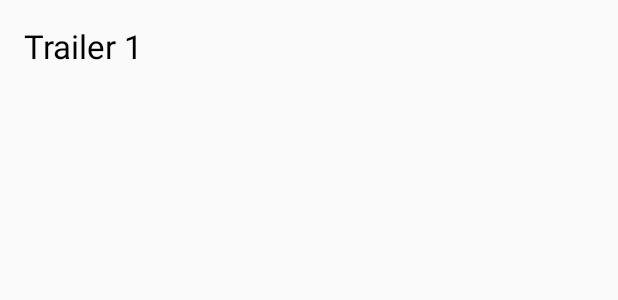
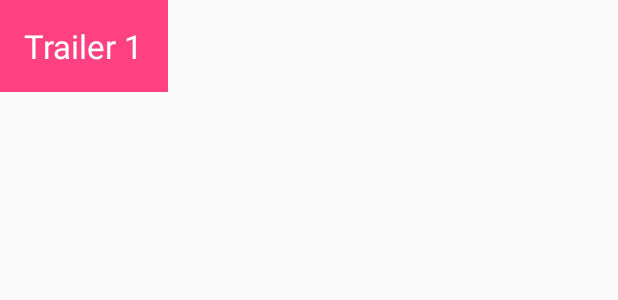
Before and after one commit to vishvendra01/PopularMovies, an Android app: the layout list_item_movie_trailer.xml on its own in the app's theme, with its tools: preview values and no code run, on a phone screen of 412 x 824 dp. Shown: the top 300 px of the screen. Run offline under Robolectric (Android 15) with nearby library versions, the phone set to English and light mode, and no system bars.

Commit message:
add accent color as background and change text color to white for movie trailer listing layout

```diff
--- a/app/src/main/res/layout/list_item_movie_trailer.xml
+++ b/app/src/main/res/layout/list_item_movie_trailer.xml
@@ -3,6 +3,7 @@
     xmlns:tools="http://schemas.android.com/tools"
     android:layout_width="wrap_content"
     android:layout_height="wrap_content"
+    android:background="@color/colorAccent"
     android:orientation="vertical">
 
     <TextView
@@ -11,7 +12,7 @@
         android:layout_height="wrap_content"
         android:padding="16dp"
         android:textAppearance="@style/Base.TextAppearance.AppCompat.Large"
-        android:textColor="@color/black"
+        android:textColor="@color/white"
         tools:text="Trailer 1" />
 
 </LinearLayout>
```
